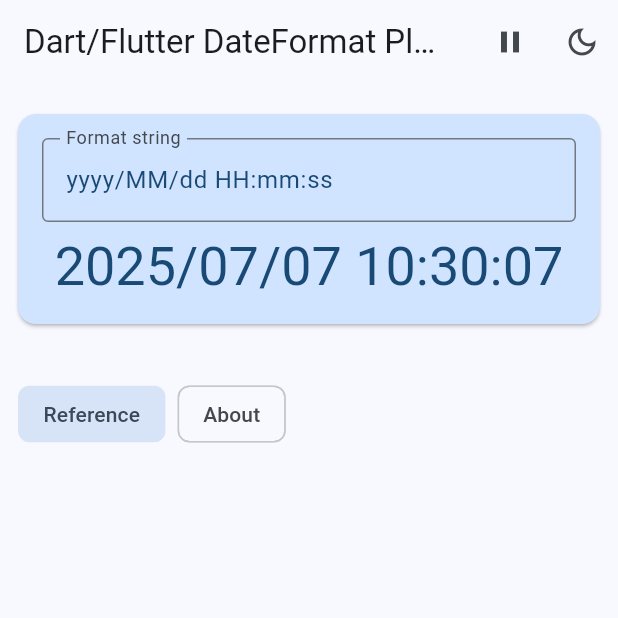
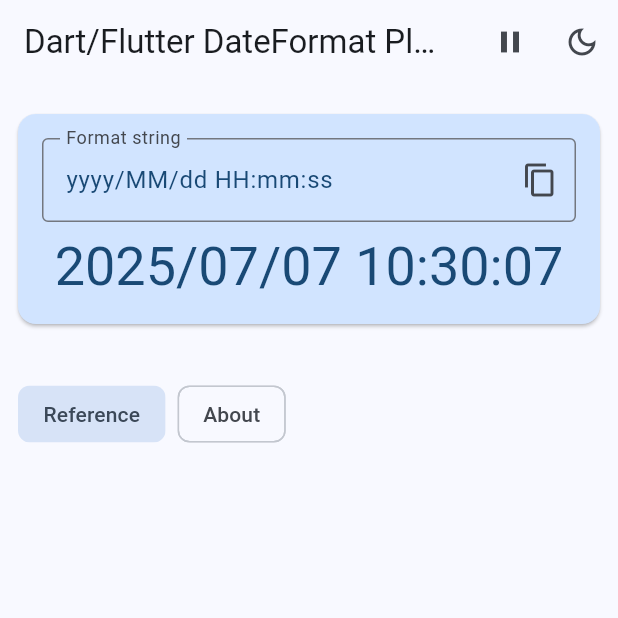
Before and after one commit to ffelixm/date-format-playground, a Flutter app: the screen it shows after launch, on a phone screen of 412 x 824 dp, the top half of it. Run offline on Flutter 3.47's test engine with Material 3 defaults, Android fonts, the phone set to English and light mode, and no system bars.

Commit message:
Add option to copy format from playground input

```diff
--- a/lib/ui/home/playground_card.dart
+++ b/lib/ui/home/playground_card.dart
@@ -1,6 +1,7 @@
 import 'dart:async';
 
 import 'package:flutter/material.dart';
+import 'package:flutter/services.dart';
 import 'package:intl/intl.dart';
 
 class PlaygroundCard extends StatefulWidget {
@@ -68,7 +69,13 @@
               decoration: InputDecoration(
                 border: OutlineInputBorder(),
                 labelText: "Format string",
-                hintText: "yyyy/MM/dd HH:mm:ss"
+                hintText: "yyyy/MM/dd HH:mm:ss",
+                suffixIcon: IconButton(
+                icon: Icon(Icons.copy),
+                onPressed: () {
+                  Clipboard.setData(ClipboardData(text: dateFormatController.text));
+                },
+              ),
               ),
               style: TextStyle(color: theme.colorScheme.onPrimaryContainer),
               controller: dateFormatController,
```
